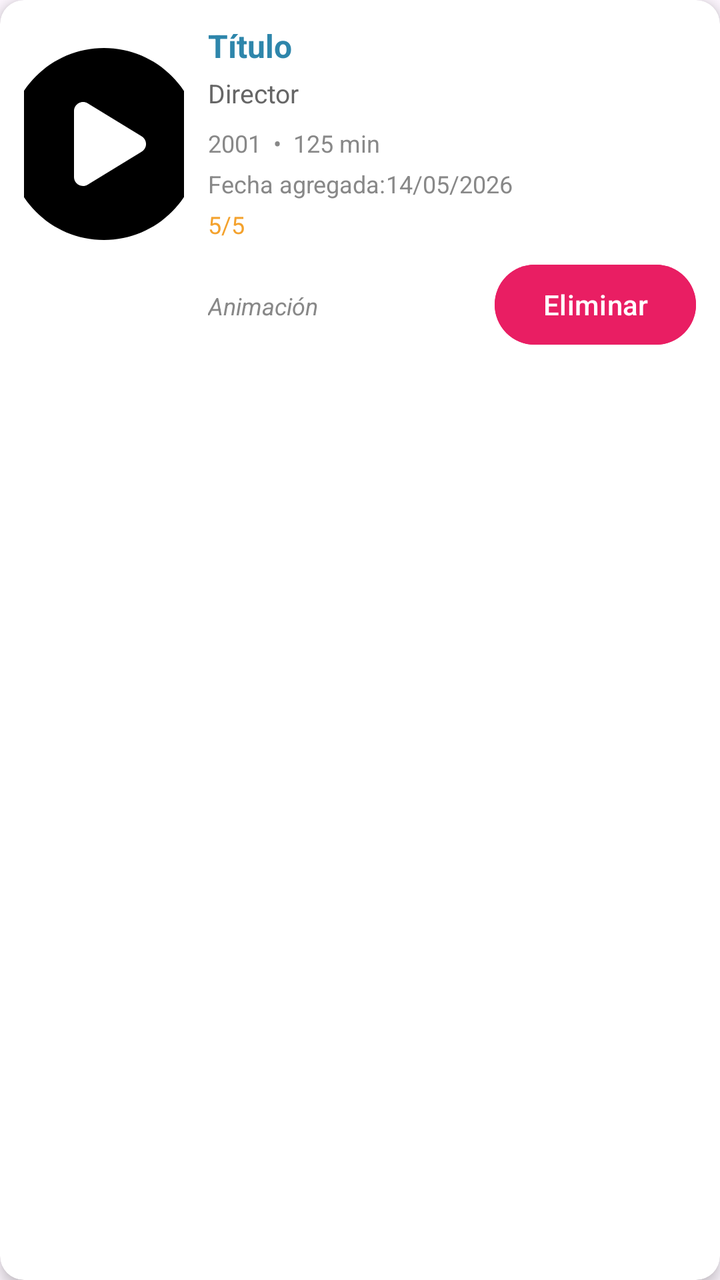
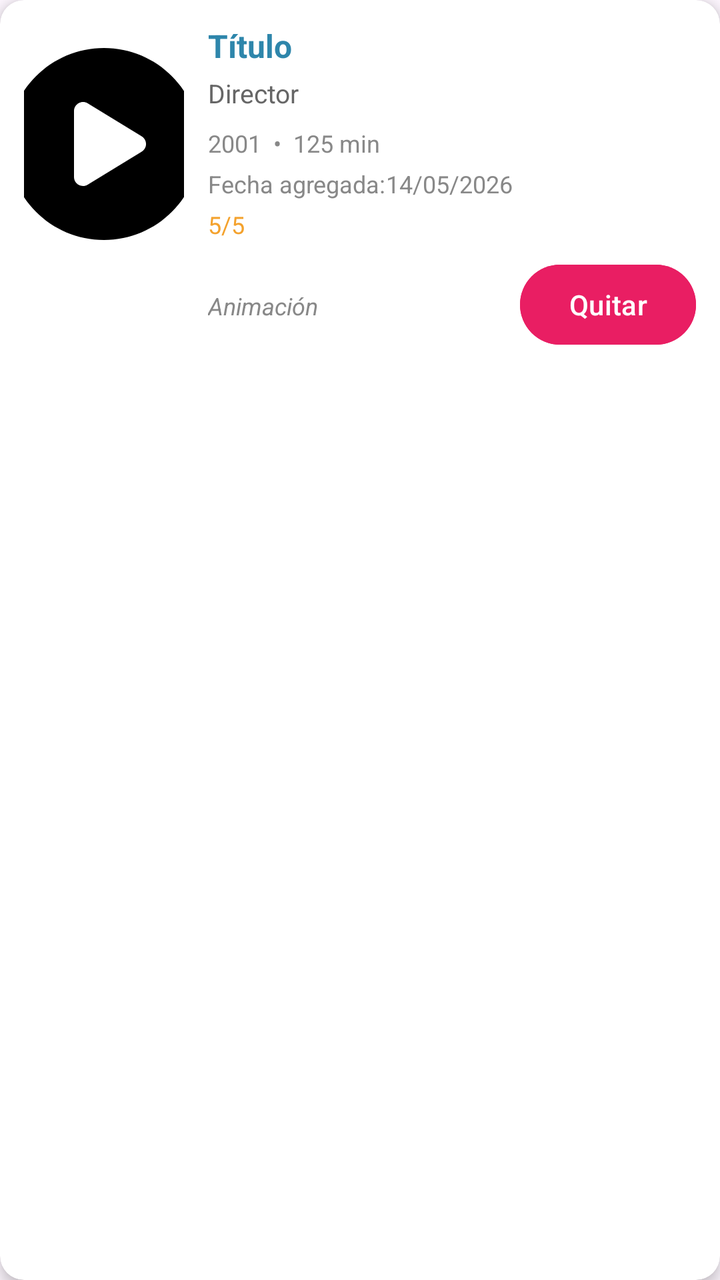

Compare the two renders of this Android layout. The source of the first and the diff that turns it into the second are given below.
<!-- AndroidManifest.xml: application theme Theme.Proyectomovil -->
<!-- res/layout/item_favorito.xml -->
<?xml version="1.0" encoding="utf-8"?>
<androidx.cardview.widget.CardView
    xmlns:android="http://schemas.android.com/apk/res/android"
    xmlns:app="http://schemas.android.com/apk/res-auto"
    android:layout_width="match_parent"
    android:layout_height="wrap_content"
    android:layout_marginHorizontal="16dp"
    android:layout_marginVertical="6dp"
    app:cardCornerRadius="12dp"
    app:cardElevation="4dp"
    app:cardBackgroundColor="#FFFFFF">

    <LinearLayout
        android:layout_width="match_parent"
        android:layout_height="wrap_content"
        android:orientation="horizontal"
        android:padding="12dp">

        
        <ImageView
            android:id="@+id/ivimagen"
            android:layout_width="80dp"
            android:layout_height="120dp"
            android:scaleType="centerCrop"
            android:src="@drawable/ic_play"
            app:cardCornerRadius="8dp"/>

        
        <LinearLayout
            android:layout_width="0dp"
            android:layout_height="wrap_content"
            android:layout_weight="1"
            android:orientation="vertical"
            android:layout_marginStart="12dp">

            
            <TextView
                android:id="@+id/tvTitulo"
                android:layout_width="match_parent"
                android:layout_height="wrap_content"
                android:text="Título"
                android:textSize="16sp"
                android:textStyle="bold"
                android:textColor="#2E86AB"
                android:layout_marginBottom="4dp"/>

            
            <TextView
                android:id="@+id/tvdirector"
                android:layout_width="match_parent"
                android:layout_height="wrap_content"
                android:text="Director"
                android:textSize="13sp"
                android:textColor="#666666"
                android:layout_marginBottom="8dp"/>

            
            <LinearLayout
                android:layout_width="match_parent"
                android:layout_height="wrap_content"
                android:orientation="horizontal"
                android:layout_marginBottom="4dp">

                <TextView
                    android:id="@+id/tvestreno"
                    android:layout_width="wrap_content"
                    android:layout_height="wrap_content"
                    android:text="2001"
                    android:textSize="12sp"
                    android:textColor="#888888"/>

                <TextView
                    android:layout_width="wrap_content"
                    android:layout_height="wrap_content"
                    android:text="  •  "
                    android:textSize="12sp"
                    android:textColor="#888888"/>

                <TextView
                    android:id="@+id/tvduracion"
                    android:layout_width="wrap_content"
                    android:layout_height="wrap_content"
                    android:text="125 min"
                    android:textSize="12sp"
                    android:textColor="#888888"/>

            </LinearLayout>

            <LinearLayout
                android:layout_width="match_parent"
                android:layout_height="wrap_content"
                android:orientation="horizontal"
                android:layout_marginBottom="4dp">

                <TextView
                    android:id="@+id/tvfechaagregadatitulo"
                    android:layout_width="wrap_content"
                    android:layout_height="wrap_content"
                    android:text="Fecha agregada:"
                    android:textSize="12sp"
                    android:textColor="#888888"/>


                <TextView
                    android:id="@+id/tvfechamostrar"
                    android:layout_width="wrap_content"
                    android:layout_height="wrap_content"
                    android:text="14/05/2026"
                    android:textSize="12sp"
                    android:textColor="#888888"/>

            </LinearLayout>


            
            <TextView
                android:id="@+id/tvcalificacion"
                android:layout_width="wrap_content"
                android:layout_height="wrap_content"
                android:text="5/5"
                android:textSize="12sp"
                android:textColor="#F4A22D"
                android:layout_marginBottom="8dp"/>

            <LinearLayout
                android:layout_width="match_parent"
                android:layout_height="wrap_content"
                android:orientation="horizontal"
                android:layout_marginBottom="4dp">

                <TextView
                    android:id="@+id/tvcategoria"
                    android:layout_weight="1"
                    android:layout_width="wrap_content"
                    android:layout_height="wrap_content"
                    android:text="Animación"
                    android:textSize="12sp"
                    android:textColor="#888888"
                    android:textStyle="italic"/>

                <com.google.android.material.button.MaterialButton
                    android:id="@+id/btneliminar"
                    android:layout_width="wrap_content"
                    android:layout_height="wrap_content"
                    android:backgroundTint="#E91E63"
                    android:text="Eliminar"/>

            </LinearLayout>

        </LinearLayout>
    </LinearLayout>

</androidx.cardview.widget.CardView>
<!-- resources referenced by this layout -->
<resources>
  <!-- drawable ic_play (drawable) -->
  <vector xmlns:android="http://schemas.android.com/apk/res/android"
      android:width="640dp"
      android:height="640dp"
      android:viewportWidth="640"
      android:viewportHeight="640">
    <path
        android:fillColor="#FF000000"
        android:pathData="M64,320C64,178.6 178.6,64 320,64C461.4,64 576,178.6 576,320C576,461.4 461.4,576 320,576C178.6,576 64,461.4 64,320zM252.3,211.1C244.7,215.3 240,223.4 240,232L240,408C240,416.7 244.7,424.7 252.3,428.9C259.9,433.1 269.1,433 276.6,428.4L420.6,340.4C427.7,336 432.1,328.3 432.1,319.9C432.1,311.5 427.7,303.8 420.6,299.4L276.6,211.4C269.2,206.9 259.9,206.7 252.3,210.9z"/>
  </vector>
  <style name="Theme.Proyectomovil" parent="Base.Theme.Proyectomovil" />
  <style name="Base.Theme.Proyectomovil" parent="Theme.Material3.DayNight.NoActionBar">
          <item name="colorPrimary">@color/ghibli_blue</item>
          <item name="colorPrimaryVariant">@color/ghibli_dark</item>
          <item name="colorOnPrimary">@color/white</item>
          <item name="colorSecondary">@color/ghibli_accent</item>
          <item name="colorOnSecondary">@color/white</item>
          <item name="android:statusBarColor">@color/ghibli_blue</item>
      </style>
  <color name="ghibli_blue">#5B8FA8</color>
  <color name="ghibli_dark">#2C3E50</color>
  <color name="white">#FFFFFFFF</color>
  <color name="ghibli_accent">#E67E22</color>
</resources>

<!-- the commit's change to res/layout/item_favorito.xml (unified diff, before → after) -->
@@ -6,9 +6,9 @@
     android:layout_height="wrap_content"
     android:layout_marginHorizontal="16dp"
     android:layout_marginVertical="6dp"
+    app:cardBackgroundColor="#FFFFFF"
     app:cardCornerRadius="12dp"
-    app:cardElevation="4dp"
-    app:cardBackgroundColor="#FFFFFF">
+    app:cardElevation="4dp">
 
     <LinearLayout
         android:layout_width="match_parent"
@@ -143,7 +143,7 @@
                     android:layout_width="wrap_content"
                     android:layout_height="wrap_content"
                     android:backgroundTint="#E91E63"
-                    android:text="Eliminar"/>
+                    android:text="Quitar"/>
 
             </LinearLayout>
 
